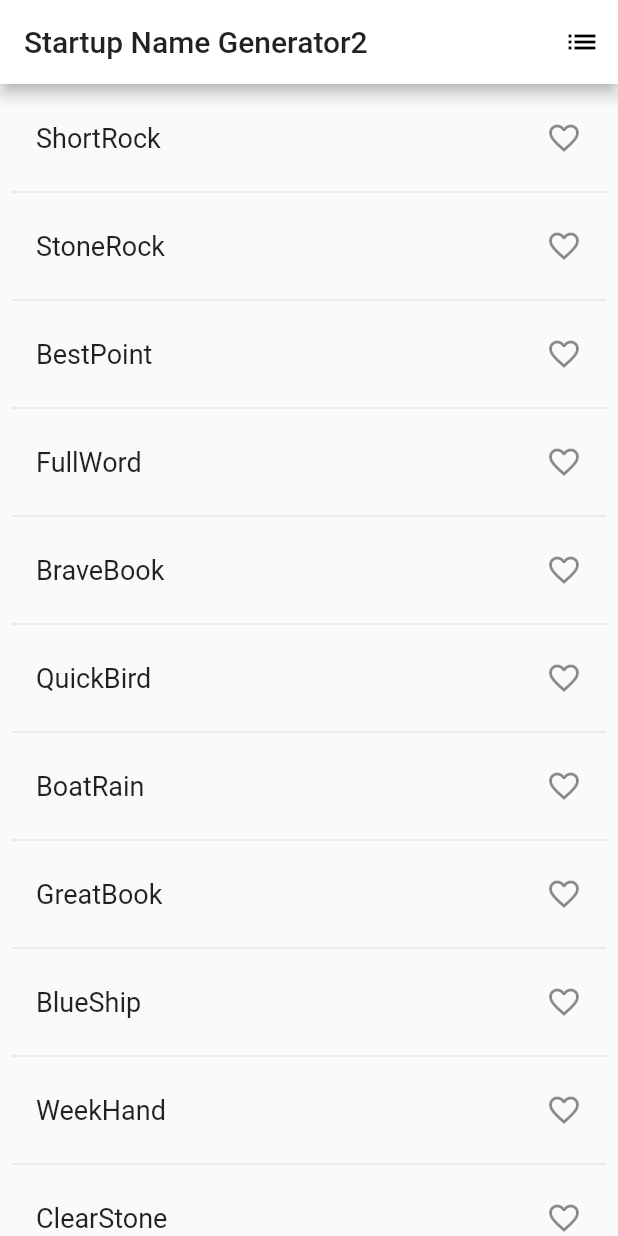
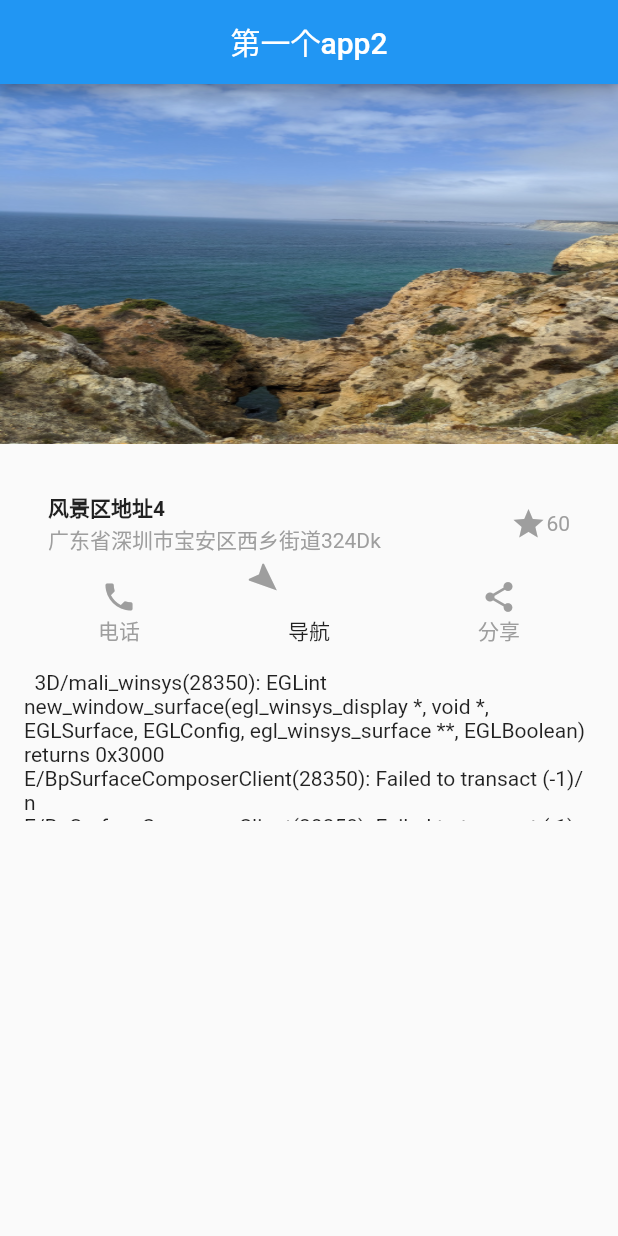
Before and after one commit to omglhw/flutter, a Flutter app: the screen it shows after launch, on a phone screen of 412 x 824 dp. Run offline on Flutter 3.47's test engine with Material 2 defaults, Android fonts, the phone set to English and light mode, and no system bars.

Commit message:
手写第一个简单app

```diff
--- a/lib/main.dart
+++ b/lib/main.dart
@@ -1,126 +1,170 @@
+import 'dart:math';
+
 import 'package:flutter/material.dart';
-import 'package:english_words/english_words.dart';
+import 'package:flutter/rendering.dart';
 
-void main() => runApp(new MyApp());
+void main() => {runApp(App())};
 
-class MyApp extends StatelessWidget {
-  //  final wordPair = new WordPair.random();
+class App extends StatelessWidget {
   @override
   Widget build(BuildContext context) {
-    return new MaterialApp(
-      title: 'Startup Name Generator',
-      home: new RandomWords(),
-      theme: new ThemeData(
-        primaryColor: Colors.white,
+    return MaterialApp(
+      title: '第一个app',
+      home: Scaffold(
+        appBar: AppBar(
+          centerTitle: true,
+          title: Text('第一个app2'),
+        ),
+        body: ListView(
+          children: <Widget>[
+            Image.asset('images/coast.jpg',
+                height: 240, width: 500, fit: BoxFit.fill),
+            Container(
+              padding: EdgeInsets.all(16),
+              child: Column(children: <Widget>[
+                AddressWidget(),
+                ButtonsWidget(),
+                TextContent()
+              ]),
+            )
+          ],
+        ),
       ),
     );
   }
 }
 
-class RandomWords extends StatefulWidget {
+class AddressWidget extends StatelessWidget {
   @override
-  createState() => new RandomWordsState();
+  Widget build(BuildContext context) {
+    return Container(
+        child: Container(
+      padding: EdgeInsets.all(16),
+      child: Row(
+        children: <Widget>[
+          Expanded(
+            child: Column(
+                crossAxisAlignment: CrossAxisAlignment.start,
+                children: <Widget>[
+                  Text('风景区地址4', style: TextStyle(fontWeight: FontWeight.w600)),
+                  Text('广东省深圳市宝安区西乡街道324Dk',
+                      style: TextStyle(color: Colors.grey)),
+                ]),
+          ),
+          Icon(
+            Icons.star,
+            color: Colors.grey,
+          ),
+          Text(
+            '60',
+            style: TextStyle(color: Colors.grey),
+          )
+        ],
+      ),
+    ));
+  }
 }
 
-// class RandomWordsState extends State<RandomWords> {
-//   @override
-//   Widget build(BuildContext context) {
-//     final wordPair = new WordPair.random();
-//     return new Text(wordPair.asPascalCase);
-//   }
-// }
+class ButtonsWidget extends StatelessWidget {
+  final TextStyle ts = TextStyle(color: Colors.grey);
 
-class RandomWordsState extends State<RandomWords> {
-  final _suggestions = <WordPair>[];
-  final _saved = new Set<WordPair>();
-  final _biggerFont = const TextStyle(fontSize: 18.0);
-  void _pushSaved() {
-    Navigator.of(context).push(
-      new MaterialPageRoute(
-        builder: (context) {
-          final tiles = _saved.map(
-            (pair) {
-              return new ListTile(
-                title: new Text(
-                  pair.asPascalCase,
-                  style: _biggerFont,
-                ),
-              );
-            },
-          );
-          final divided = ListTile.divideTiles(
-            context: context,
-            tiles: tiles,
-          ).toList();
-          return new Scaffold(
-            appBar: new AppBar(
-              title: new Text('Saved Suggestions'),
+  @override
+  Widget build(BuildContext context) {
+    return Row(
+      children: <Widget>[
+        Expanded(
+          child: ButtonWrapper(
+            text: Text(
+              '电话',
+              style: ts,
             ),
-            body: new ListView(children: divided),
-          );
-        },
-      ),
+            icon: Icon(
+              Icons.phone,
+              color: Colors.grey,
+            ),
+          ),
+        ),
+        Expanded(
+          child: ButtonWrapper(
+            text: '导航',
+            // icon: Icon( Icons.near_me,  color: Colors.grey ),
+            // icon: Transform.rotate( angle: 1 ,
+            // child:Icon( Icons.navigation,  color: Colors.grey ),
+            // )
+            icon: Transform(
+              origin: Offset(0, 0),
+              transform: Matrix4.identity()..rotateZ(40),
+              child: Icon(Icons.navigation, color: Colors.grey),
+            ),
+          ),
+        ),
+        Expanded(
+          child: ButtonWrapper(
+            text: Text(
+              '分享',
+              style: ts,
+            ),
+            icon: Icon(
+              Icons.share,
+              color: Colors.grey,
+            ),
+          ),
+        ),
+      ],
     );
   }
+}
 
-  Widget _buildSuggestions() {
-    return new ListView.builder(
-        padding: const EdgeInsets.all(8.0),
-        // 对于每个建议的单词对都会调用一次itemBuilder，然后将单词对添加到ListTile行中
-        // 在偶数行，该函数会为单词对添加一个ListTile row.
-        // 在奇数行，该函数会添加一个分割线widget，来分隔相邻的词对。
-        // 注意，在小屏幕上，分割线看起来可能比较吃力。
-        itemBuilder: (context, i) {
-          // 在每一列之前，添加一个1像素高的分隔线widget
-          if (i.isOdd) return new Divider();
-
-          // 语法 "i ~/ 2" 表示i除以2，但返回值是整形（向下取整），比如i为：1, 2, 3, 4, 5
-          // 时，结果为0, 1, 1, 2, 2， 这可以计算出ListView中减去分隔线后的实际单词对数量
-          final index = i ~/ 2;
-          // 如果是建议列表中最后一个单词对
-          if (index >= _suggestions.length) {
-            // ...接着再生成10个单词对，然后添加到建议列表
-            _suggestions.addAll(generateWordPairs().take(10));
-          }
-          return _buildRow(_suggestions[index]);
-        });
-  }
-
-  Widget _buildRow(WordPair pair) {
-    final alreadySaved = _saved.contains(pair);
-    return new ListTile(
-      title: new Text(
-        pair.asPascalCase,
-        style: _biggerFont,
-      ),
-      trailing: new Icon(
-        alreadySaved ? Icons.favorite : Icons.favorite_border,
-        color: alreadySaved ? Colors.red : null,
-      ),
-      onTap: () {
-        setState(() {
-          if (alreadySaved) {
-            _saved.remove(pair);
-          } else {
-            _saved.add(pair);
-          }
-        });
-      },
-    );
+// 泛型, 继承 (如何多继承 T extends Text an String ????)
+class ButtonWrapper<T, I extends Widget> extends StatelessWidget {
+  final T text;
+  final I icon;
+  ButtonWrapper({this.text, this.icon});
+  Widget _textWidget() {
+    if (this.text is String) {
+      return Text(this.text as String);
+    }
+    return this.text as Widget;
   }
 
   @override
   Widget build(BuildContext context) {
-    // final wordPair = new WordPair.random(); // 删除这两行
-    // return new Text(wordPair.asPascalCase);
-    return new Scaffold(
-      appBar: new AppBar(
-        title: new Text('Startup Name Generator2'),
-        actions: <Widget>[
-          new IconButton(icon: new Icon(Icons.list), onPressed: _pushSaved),
-        ],
-      ),
-      body: _buildSuggestions(),
-    );
+    return Column(children: <Widget>[this.icon, _textWidget()]);
   }
 }
+
+class TextContent extends StatelessWidget {
+  final String text = '''
+  3D/mali_winsys(28350): EGLint new_window_surface(egl_winsys_display *, void *, EGLSurface, EGLConfig, egl_winsys_surface **, EGLBoolean) returns 0x3000
+E/BpSurfaceComposerClient(28350): Failed to transact (-1)/n
+E/BpSurfaceComposerClient(28350): Failed to transact (-1)
+W/InputMethodManager(28350): startInputReason = 1
+D/ZrHung.AppEyeUiProbe(28350): stop checker.
+W/libEGL  (28350): EGLNativeWindowType 0x7bccd9e010 disconnect failed
+D/ViewRootImpl[MainActivity](28350): surface should not be released
+W/libEGL  (28350): EGLNativeWindowType 0x7bf47b2010 disconnect failed
+D/ZrHung.AppEyeUiProbe(28350): Current Activity:false
+D/ZrHung.AppEyeUiProbe(28350): not watching, wait.
+Reloaded 1 of 495 libraries in 1,415ms.
+''';
+  @override
+  Widget build(BuildContext context) {
+    return Container(
+        margin: EdgeInsets.only(top: 16),
+        height: 100,
+        // child: Text(text),
+        child:
+        new CustomScrollView(shrinkWrap: false, slivers: <Widget>[
+
+        // new  SliverPadding(
+        //     padding:const EdgeInsets.all(20),
+            new SliverList(
+                delegate:new SliverChildListDelegate(<Widget>[
+               Text(text),
+            ])),
+
+          // )
+        ])
+        );
+  }
+}
--- a/pubspec.yaml
+++ b/pubspec.yaml
@@ -47,8 +47,8 @@ flutter:
   uses-material-design: true
 
   # To add assets to your application, add an assets section, like this:
-  # assets:
-  #   - images/a_dot_burr.jpeg
+  assets:
+    - images/coast.jpg
   #   - images/a_dot_ham.jpeg
 
   # An image asset can refer to one or more resolution-specific "variants", see
```
Also changed, not shown: lib/test.dart (added, +42 -0 lines), images/coast.jpg (added), 1 other file.
